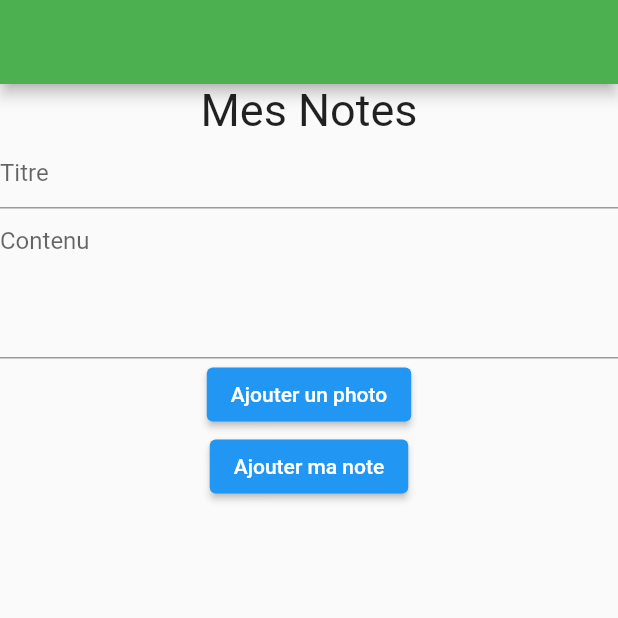
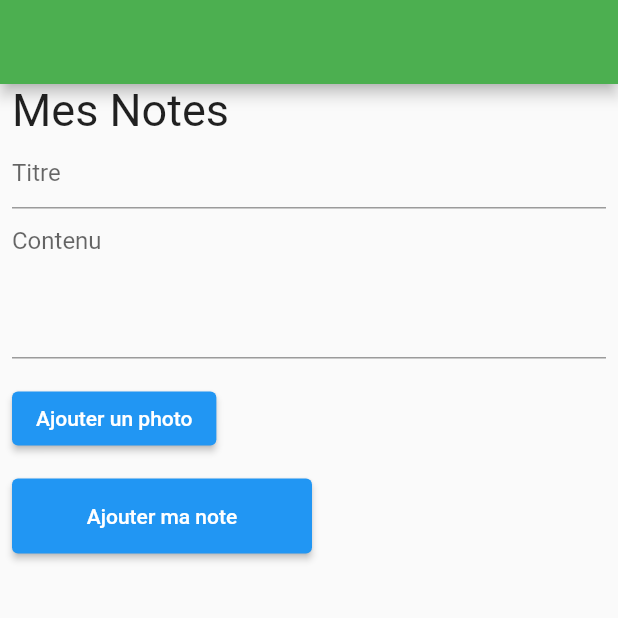
Before and after one commit to swan-benoit/music_quizz, a Flutter app: the screen it shows after launch, on a phone screen of 412 x 824 dp, the top half of it. Run offline on Flutter 3.47's test engine with Material 2 defaults, Android fonts, the light colour scheme and no system bars.

Commit message:
adjust spacing

```diff
--- a/lib/container/notes_screen.dart
+++ b/lib/container/notes_screen.dart
@@ -11,23 +11,44 @@ class NotesScreen extends StatelessWidget {
     return Scaffold(
         appBar: AppBar(backgroundColor: Colors.green),
         body: Column(
+          crossAxisAlignment: CrossAxisAlignment.start,
           children: [
-            const Text("Mes Notes", style: TextStyle(fontSize: 30)),
-            const TextField(
+            const Padding(
+              padding: EdgeInsets.only(left: 8.0, right: 8.0),
+              child: Text("Mes Notes", style: TextStyle(fontSize: 30)),
+            ),
+            const Padding(
+              padding: EdgeInsets.only(left: 8.0, right: 8.0),
+              child: TextField(
                 decoration: InputDecoration(
                   hintText: "Titre",
                 ),
               ),
-            const TextField(
+            ),
+            const Padding(
+              padding: EdgeInsets.only(left: 8.0, right: 8.0),
+              child: TextField(
                 minLines: 4,
                 maxLines: 6,
                 keyboardType: TextInputType.multiline,
                 decoration: InputDecoration(hintText: "Contenu"),
               ),
-            ElevatedButton(
+            ),
+            Padding(
+              padding:
+                  const EdgeInsets.only(right: 8, left: 8, top: 16, bottom: 8),
+              child: ElevatedButton(
                   onPressed: takePhoto, child: const Text("Ajouter un photo")),
-            ElevatedButton(
-                onPressed: addNote, child: const Text("Ajouter ma note"))
+            ),
+            Padding(
+              padding: const EdgeInsets.only(right: 8, left: 8, top: 8),
+              child: SizedBox(
+                width: 200.0,
+                height: 50.0,
+                child: ElevatedButton(
+                    onPressed: addNote, child: const Text("Ajouter ma note")),
+              ),
+            )
           ],
         ));
   }
```
Lines whose indentation alone changed are shown as unchanged.
